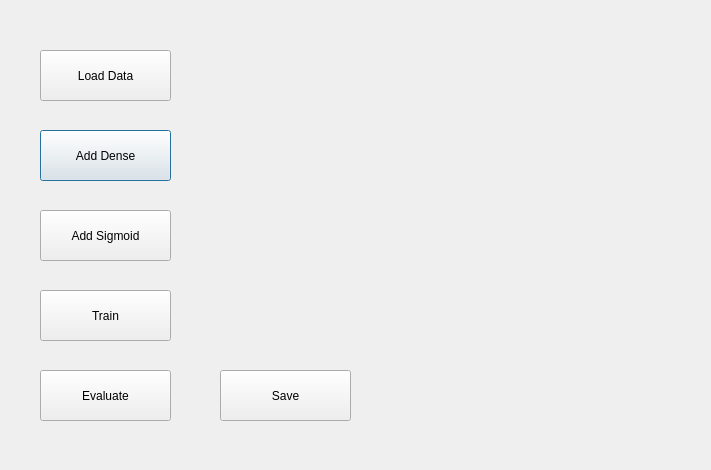
The window that trainmodel.ui (shahzaib3120/Apollo) describes before a commit, drawn with Qt 5.
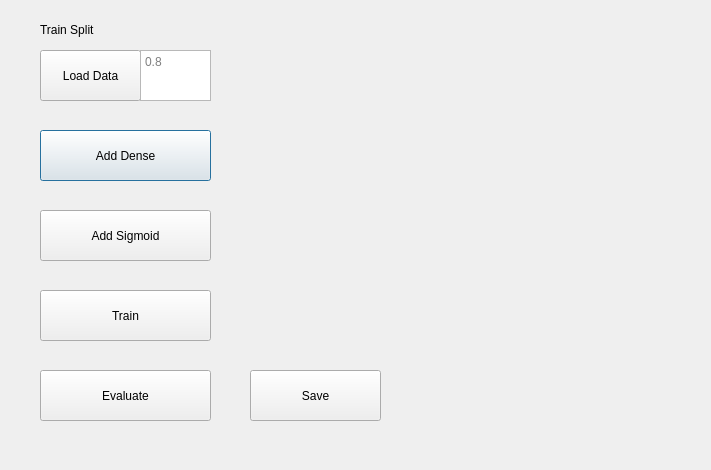
The same window after the commit.

The edit to the form file:
```diff
--- a/trainmodel.ui
+++ b/trainmodel.ui
@@ -18,7 +18,7 @@
     <rect>
      <x>40</x>
      <y>130</y>
-     <width>131</width>
+     <width>171</width>
      <height>51</height>
     </rect>
    </property>
@@ -31,7 +31,7 @@
     <rect>
      <x>40</x>
      <y>210</y>
-     <width>131</width>
+     <width>171</width>
      <height>51</height>
     </rect>
    </property>
@@ -44,7 +44,7 @@
     <rect>
      <x>40</x>
      <y>50</y>
-     <width>131</width>
+     <width>101</width>
      <height>51</height>
     </rect>
    </property>
@@ -57,7 +57,7 @@
     <rect>
      <x>40</x>
      <y>290</y>
-     <width>131</width>
+     <width>171</width>
      <height>51</height>
     </rect>
    </property>
@@ -70,7 +70,7 @@
     <rect>
      <x>40</x>
      <y>370</y>
-     <width>131</width>
+     <width>171</width>
      <height>51</height>
     </rect>
    </property>
@@ -81,7 +81,7 @@
   <widget class="QPushButton" name="pushButton_6">
    <property name="geometry">
     <rect>
-     <x>220</x>
+     <x>250</x>
      <y>370</y>
      <width>131</width>
      <height>51</height>
@@ -91,6 +91,35 @@
     <string>Save</string>
    </property>
   </widget>
+  <widget class="QTextEdit" name="textEdit">
+   <property name="geometry">
+    <rect>
+     <x>140</x>
+     <y>50</y>
+     <width>71</width>
+     <height>51</height>
+    </rect>
+   </property>
+   <property name="inputMethodHints">
+    <set>Qt::ImhNone</set>
+   </property>
+   <property name="placeholderText">
+    <string>0.8</string>
+   </property>
+  </widget>
+  <widget class="QLabel" name="label">
+   <property name="geometry">
+    <rect>
+     <x>40</x>
+     <y>20</y>
+     <width>91</width>
+     <height>20</height>
+    </rect>
+   </property>
+   <property name="text">
+    <string>Train Split</string>
+   </property>
+  </widget>
  </widget>
  <resources/>
  <connections/>
```
